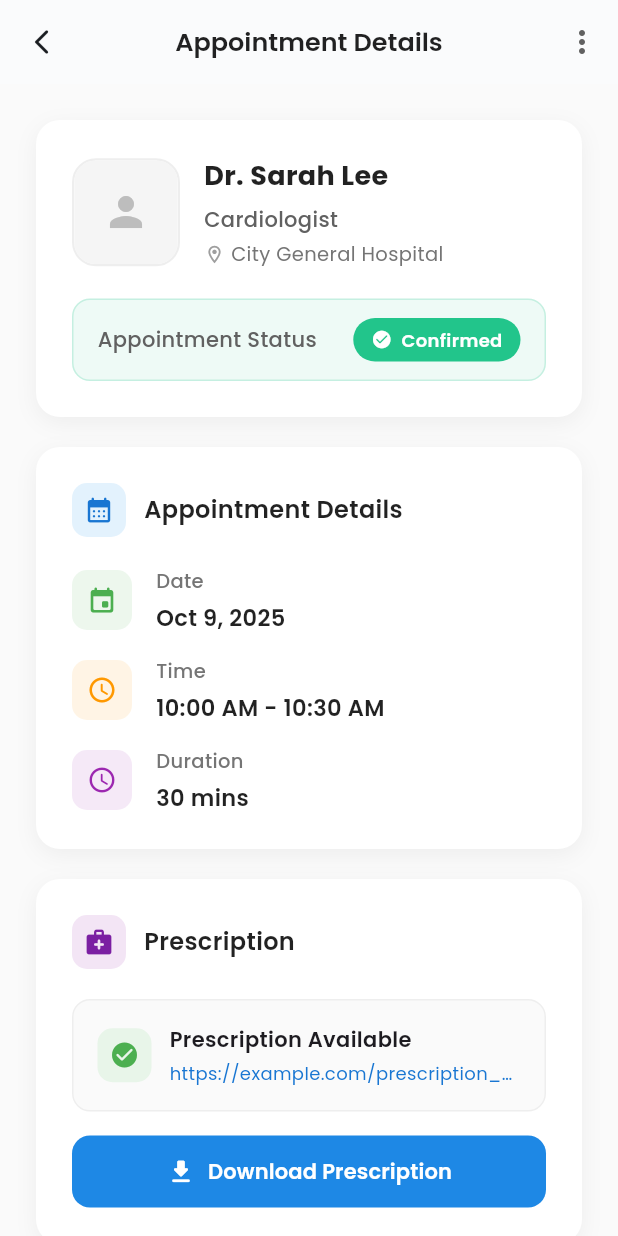
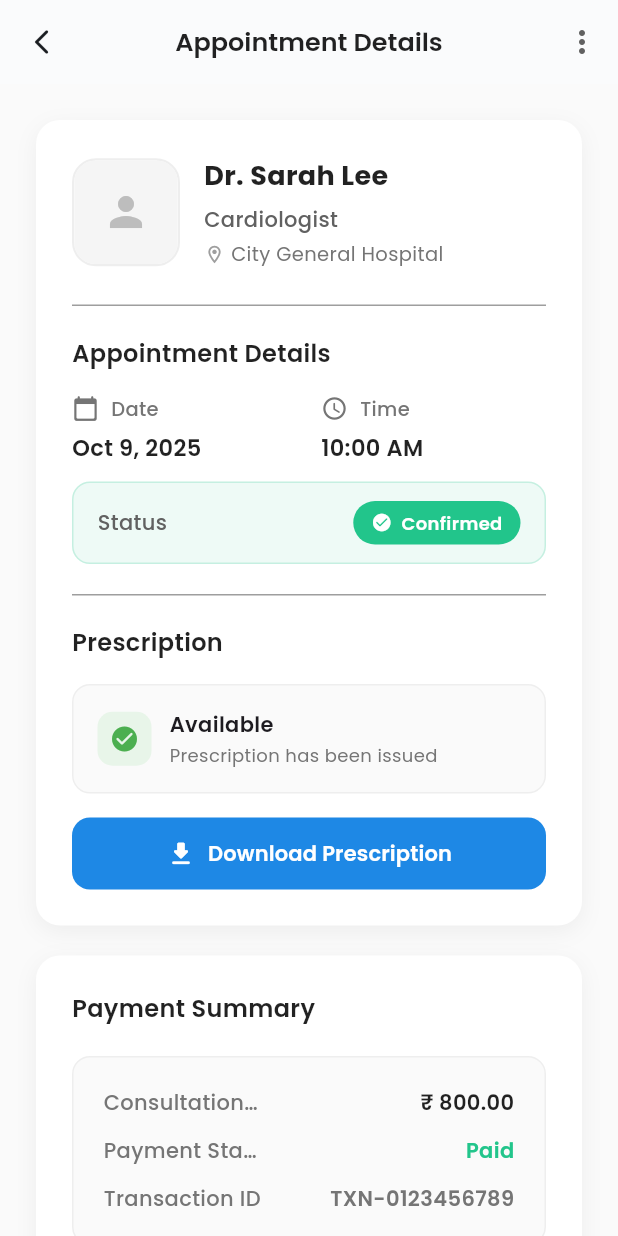
Before and after one commit to saeedkg/arogyam, a Flutter app: the AppointmentDetailScreen screen opened by its route, on a phone screen of 412 x 824 dp. Run offline on Flutter 3.47's test engine with Material 3 defaults, Android fonts, the phone set to English and light mode, and no system bars; our stand-ins replace carousel_slider, connectivity_plus, dio, flutter_svg, get, google_fonts and 2 more; missing offline and left inert: encrypt; accounts and stored records are empty; network calls fail.

Commit message:
appoitment detail updated

```diff
--- a/lib/appointment/appointment_detail_screen.dart
+++ b/lib/appointment/appointment_detail_screen.dart
@@ -65,16 +65,8 @@ class _AppointmentDetailScreenState extends State<AppointmentDetailScreen> {
             child: Column(
               crossAxisAlignment: CrossAxisAlignment.stretch,
               children: [
-                // Header Card with Doctor Info
-                _buildDoctorCard(d),
-                const SizedBox(height: 20),
-
-                // Appointment Details Card
-                _buildAppointmentDetailsCard(d),
-                const SizedBox(height: 20),
-
-                // Prescription Card
-                _buildPrescriptionCard(d),
+                // Combined Appointment & Prescription Card
+                _buildAppointmentPrescriptionCard(d),
                 const SizedBox(height: 20),
 
                 // Payment Summary Card
@@ -82,7 +74,7 @@ class _AppointmentDetailScreenState extends State<AppointmentDetailScreen> {
                 const SizedBox(height: 24),
 
                 // Action Buttons
-                _buildActionButtons(d),
+                _buildActionButtons(),
               ],
             ),
           );
@@ -91,7 +83,7 @@ class _AppointmentDetailScreenState extends State<AppointmentDetailScreen> {
     );
   }
 
-  Widget _buildDoctorCard(BookingDetail d) {
+  Widget _buildAppointmentPrescriptionCard(BookingDetail d) {
     return Container(
       padding: const EdgeInsets.all(24),
       decoration: BoxDecoration(
@@ -107,6 +99,7 @@ class _AppointmentDetailScreenState extends State<AppointmentDetailScreen> {
       ),
       child: Column(
         children: [
+          // Doctor Info Section
           Row(
             children: [
               Container(
@@ -182,7 +175,56 @@ class _AppointmentDetailScreenState extends State<AppointmentDetailScreen> {
               ),
             ],
           ),
+          const SizedBox(height: 24),
+          const Divider(height: 1, color: Colors.grey),
           const SizedBox(height: 20),
+
+          // Appointment Details Section
+          _buildAppointmentDetails(d),
+          const SizedBox(height: 20),
+          const Divider(height: 1, color: Colors.grey),
+          const SizedBox(height: 20),
+
+          // Prescription Section
+          _buildPrescriptionSection(d),
+        ],
+      ),
+    );
+  }
+
+  Widget _buildAppointmentDetails(BookingDetail d) {
+    return Column(
+      crossAxisAlignment: CrossAxisAlignment.start,
+      children: [
+        const Text(
+          'Appointment Details',
+          style: TextStyle(
+            fontSize: 16,
+            fontWeight: FontWeight.w600,
+            color: Colors.black87,
+          ),
+        ),
+        const SizedBox(height: 16),
+        Row(
+          children: [
+            Expanded(
+              child: _buildDetailItem(
+                icon: Icons.calendar_today_rounded,
+                title: 'Date',
+                value: _formatDate(d.startTime),
+              ),
+            ),
+            const SizedBox(width: 16),
+            Expanded(
+              child: _buildDetailItem(
+                icon: Icons.access_time_rounded,
+                title: 'Time',
+                value: _formatTime(d.startTime),
+              ),
+            ),
+          ],
+        ),
+        const SizedBox(height: 12),
         Container(
           padding: const EdgeInsets.symmetric(horizontal: 16, vertical: 12),
           decoration: BoxDecoration(
@@ -196,7 +238,7 @@ class _AppointmentDetailScreenState extends State<AppointmentDetailScreen> {
             mainAxisAlignment: MainAxisAlignment.spaceBetween,
             children: [
               Text(
-                  'Appointment Status',
+                'Status',
                 style: TextStyle(
                   fontSize: 14,
                   color: Colors.grey.shade700,
@@ -232,110 +274,13 @@ class _AppointmentDetailScreenState extends State<AppointmentDetailScreen> {
           ),
         ),
       ],
-      ),
     );
   }
 
-  Widget _buildAppointmentDetailsCard(BookingDetail d) {
-    return Container(
-      padding: const EdgeInsets.all(24),
-      decoration: BoxDecoration(
-        color: Colors.white,
-        borderRadius: BorderRadius.circular(16),
-        boxShadow: [
-          BoxShadow(
-            color: Colors.black.withOpacity(0.05),
-            blurRadius: 12,
-            offset: const Offset(0, 4),
-          ),
-        ],
-      ),
-      child: Column(
+  Widget _buildPrescriptionSection(BookingDetail d) {
+    return Column(
       crossAxisAlignment: CrossAxisAlignment.start,
       children: [
-          Row(
-            children: [
-              Container(
-                padding: const EdgeInsets.all(8),
-                decoration: BoxDecoration(
-                  color: Colors.blue.shade50,
-                  borderRadius: BorderRadius.circular(10),
-                ),
-                child: Icon(
-                  Icons.calendar_month_rounded,
-                  size: 20,
-                  color: Colors.blue.shade700,
-                ),
-              ),
-              const SizedBox(width: 12),
-              const Text(
-                'Appointment Details',
-                style: TextStyle(
-                  fontSize: 16,
-                  fontWeight: FontWeight.w600,
-                  color: Colors.black87,
-                ),
-              ),
-            ],
-          ),
-          const SizedBox(height: 20),
-          _buildDetailItem(
-            icon: Icons.event_rounded,
-            title: 'Date',
-            value: _formatDate(d.startTime),
-            color: Colors.green,
-          ),
-          const SizedBox(height: 16),
-          _buildDetailItem(
-            icon: Icons.access_time_rounded,
-            title: 'Time',
-            value: '${_formatTime(d.startTime)} - ${_formatTime(d.endTime)}',
-            color: Colors.orange,
-          ),
-          const SizedBox(height: 16),
-          _buildDetailItem(
-            icon: Icons.schedule_rounded,
-            title: 'Duration',
-            value: '${d.endTime.difference(d.startTime).inMinutes} mins',
-            color: Colors.purple,
-          ),
-        ],
-      ),
-    );
-  }
-
-  Widget _buildPrescriptionCard(BookingDetail d) {
-    return Container(
-      padding: const EdgeInsets.all(24),
-      decoration: BoxDecoration(
-        color: Colors.white,
-        borderRadius: BorderRadius.circular(16),
-        boxShadow: [
-          BoxShadow(
-            color: Colors.black.withOpacity(0.05),
-            blurRadius: 12,
-            offset: const Offset(0, 4),
-          ),
-        ],
-      ),
-      child: Column(
-        crossAxisAlignment: CrossAxisAlignment.start,
-        children: [
-          Row(
-            children: [
-              Container(
-                padding: const EdgeInsets.all(8),
-                decoration: BoxDecoration(
-                  color: Colors.purple.shade50,
-                  borderRadius: BorderRadius.circular(10),
-                ),
-                child: Icon(
-                  Icons.medical_services_rounded,
-                  size: 20,
-                  color: Colors.purple.shade700,
-                ),
-              ),
-              const SizedBox(width: 12),
         const Text(
           'Prescription',
           style: TextStyle(
@@ -344,9 +289,7 @@ class _AppointmentDetailScreenState extends State<AppointmentDetailScreen> {
             color: Colors.black87,
           ),
         ),
-            ],
-          ),
-          const SizedBox(height: 20),
+        const SizedBox(height: 16),
         Container(
           padding: const EdgeInsets.all(16),
           decoration: BoxDecoration(
@@ -374,23 +317,20 @@ class _AppointmentDetailScreenState extends State<AppointmentDetailScreen> {
                   crossAxisAlignment: CrossAxisAlignment.start,
                   children: [
                     Text(
-                        d.prescriptionAvailable ? 'Prescription Available' : 'Prescription Pending',
+                      d.prescriptionAvailable ? 'Available' : 'Not Available',
                       style: const TextStyle(
                         fontWeight: FontWeight.w600,
                         fontSize: 14,
                       ),
                     ),
-                      if (d.prescriptionAvailable && d.prescriptionUrl != null)
-                        Padding(
-                          padding: const EdgeInsets.only(top: 4),
-                          child: Text(
-                            d.prescriptionUrl!,
+                    const SizedBox(height: 2),
+                    Text(
+                      d.prescriptionAvailable
+                          ? 'Prescription has been issued'
+                          : 'Prescription will be available after consultation',
                       style: TextStyle(
-                              color: Colors.blue.shade700,
+                        color: Colors.grey.shade600,
                         fontSize: 12,
-                            ),
-                            maxLines: 1,
-                            overflow: TextOverflow.ellipsis,
                       ),
                     ),
                   ],
@@ -431,7 +371,6 @@ class _AppointmentDetailScreenState extends State<AppointmentDetailScreen> {
           ),
         ],
       ],
-      ),
     );
   }
 
@@ -452,21 +391,6 @@ class _AppointmentDetailScreenState extends State<AppointmentDetailScreen> {
       child: Column(
         crossAxisAlignment: CrossAxisAlignment.start,
         children: [
-          Row(
-            children: [
-              Container(
-                padding: const EdgeInsets.all(8),
-                decoration: BoxDecoration(
-                  color: Colors.green.shade50,
-                  borderRadius: BorderRadius.circular(10),
-                ),
-                child: Icon(
-                  Icons.receipt_long_rounded,
-                  size: 20,
-                  color: Colors.green.shade700,
-                ),
-              ),
-              const SizedBox(width: 12),
           const Text(
             'Payment Summary',
             style: TextStyle(
@@ -474,8 +398,6 @@ class _AppointmentDetailScreenState extends State<AppointmentDetailScreen> {
               fontWeight: FontWeight.w600,
               color: Colors.black87,
             ),
-              ),
-            ],
           ),
           const SizedBox(height: 20),
           Container(
@@ -491,21 +413,18 @@ class _AppointmentDetailScreenState extends State<AppointmentDetailScreen> {
                   'Consultation Fee',
                   '₹ ${d.amountPaid.toStringAsFixed(2)}',
                   Colors.black87,
-                  FontWeight.w600,
                 ),
                 const SizedBox(height: 12),
                 _buildPaymentRow(
                   'Payment Status',
                   d.paymentStatus,
                   _getPaymentStatusColor(d.paymentStatus),
-                  FontWeight.w600,
                 ),
                 const SizedBox(height: 12),
                 _buildPaymentRow(
                   'Transaction ID',
                   d.transactionId,
                   Colors.grey.shade600,
-                  FontWeight.w500,
                 ),
               ],
             ),
@@ -543,7 +462,7 @@ class _AppointmentDetailScreenState extends State<AppointmentDetailScreen> {
     );
   }
 
-  Widget _buildActionButtons(BookingDetail d) {
+  Widget _buildActionButtons() {
     return Row(
       children: [
         Expanded(
@@ -614,23 +533,14 @@ class _AppointmentDetailScreenState extends State<AppointmentDetailScreen> {
     required IconData icon,
     required String title,
     required String value,
-    required Color color,
   }) {
-    return Row(
-      children: [
-        Container(
-          padding: const EdgeInsets.all(10),
-          decoration: BoxDecoration(
-            color: color.withOpacity(0.1),
-            borderRadius: BorderRadius.circular(10),
-          ),
-          child: Icon(icon, size: 20, color: color),
-        ),
-        const SizedBox(width: 16),
-        Expanded(
-          child: Column(
+    return Column(
       crossAxisAlignment: CrossAxisAlignment.start,
       children: [
+        Row(
+          children: [
+            Icon(icon, size: 18, color: Colors.grey.shade600),
+            const SizedBox(width: 8),
             Text(
               title,
               style: TextStyle(
@@ -639,7 +549,9 @@ class _AppointmentDetailScreenState extends State<AppointmentDetailScreen> {
                 fontWeight: FontWeight.w500,
               ),
             ),
-              const SizedBox(height: 4),
+          ],
+        ),
+        const SizedBox(height: 6),
         Text(
           value,
           style: const TextStyle(
@@ -649,36 +561,44 @@ class _AppointmentDetailScreenState extends State<AppointmentDetailScreen> {
           ),
         ),
       ],
-          ),
-        ),
-      ],
     );
   }
 
-  Widget _buildPaymentRow(String label, String value, Color valueColor, FontWeight fontWeight) {
+  Widget _buildPaymentRow(String label, String value, Color valueColor) {
     return Row(
       mainAxisAlignment: MainAxisAlignment.spaceBetween,
       children: [
-        Text(
+        Expanded(
+          flex: 2,
+          child: Text(
             label,
             style: TextStyle(
               color: Colors.grey.shade600,
               fontWeight: FontWeight.w500,
               fontSize: 14,
             ),
+            maxLines: 1,
+            overflow: TextOverflow.ellipsis,
           ),
-        Text(
+        ),
+        const SizedBox(width: 8),
+        Expanded(
+          flex: 3,
+          child: Text(
             value,
             style: TextStyle(
               color: valueColor,
-            fontWeight: fontWeight,
+              fontWeight: FontWeight.w600,
               fontSize: 14,
+            ),
+            maxLines: 1,
+            overflow: TextOverflow.ellipsis,
+            textAlign: TextAlign.end,
           ),
         ),
       ],
     );
   }
-
   Widget _buildLoadingState() {
     return Center(
       child: Column(
```
Lines whose indentation alone changed are shown as unchanged.
